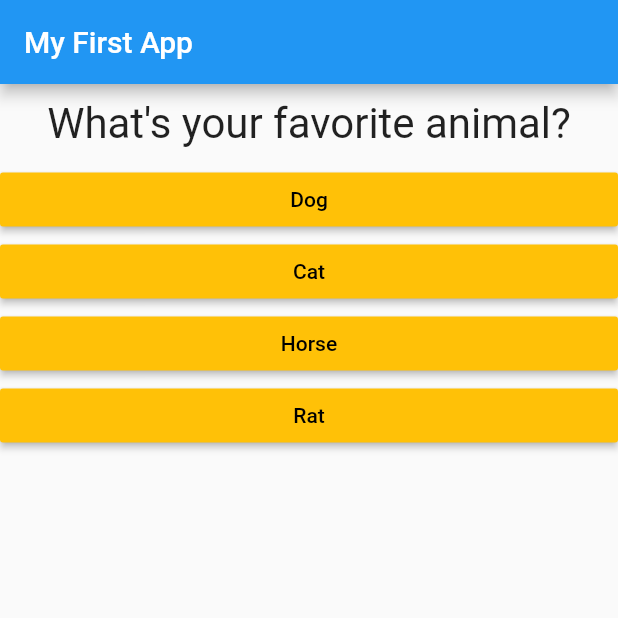
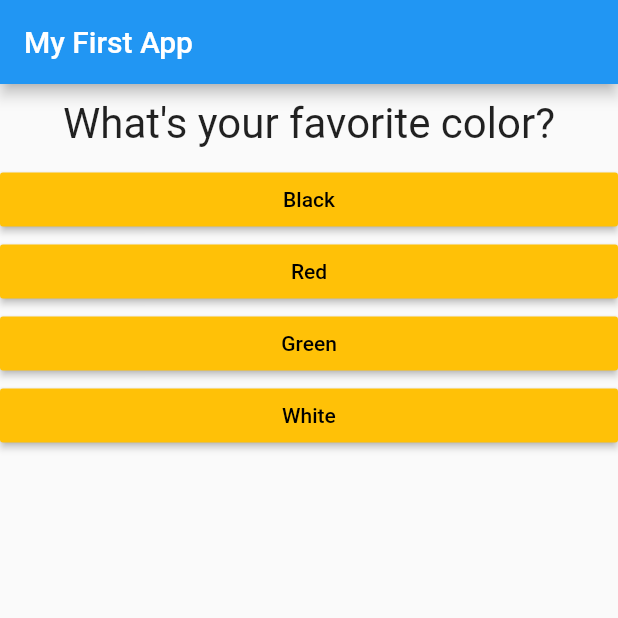
Before and after one commit to nibukdk/Dart-Flutter-Apps, a Flutter app: the screen it shows after launch, on a phone screen of 412 x 824 dp, the top half of it. Run offline on Flutter 3.47's test engine with Material 2 defaults, Android fonts, the phone set to English and light mode, and no system bars.

Commit message:
Refactor, Additional Features

```diff
--- a/lib/main.dart
+++ b/lib/main.dart
@@ -1,7 +1,8 @@
 import 'package:flutter/material.dart';
+import 'package:flutter_complete_guide/result.dart';
 
-import './question.dart';
-import './answer.dart';
+import './quiz.dart';
+import './result.dart';
 
 void main() => runApp(MyApp());
 
@@ -13,47 +14,66 @@ class MyApp extends StatefulWidget {
 }
 
 class _MyAppState extends State<MyApp> {
+  final _questions = const [
+    {
+      'questionText': 'What\'s your favorite color?',
+      'answers': [
+        {'text': 'Black', 'score': 10},
+        {'text': 'Red', 'score': 5},
+        {'text': 'Green', 'score': 3},
+        {'text': 'White', 'score': 1},
+      ],
+    },
+    {
+      'questionText': 'What\'s your favorite animal?',
+      'answers': [
+        {'text': 'Rabbit', 'score': 3},
+        {'text': 'Snake', 'score': 11},
+        {'text': 'Elephant', 'score': 5},
+        {'text': 'Lion', 'score': 9},
+      ],
+    },
+    {
+      'questionText': 'Who\'s your favorite instructor?',
+      'answers': [
+        {'text': 'Max', 'score': 1},
+        {'text': 'Max', 'score': 1},
+        {'text': 'Max', 'score': 1},
+        {'text': 'Max', 'score': 1},
+      ],
+    },
+  ];
   var _questionIndex = 0;
+  var _totalScore = 0;
 
-  void _answerQuestion() {
-    if (_questionIndex >= 2) {
+  void _resetQuiz() {
+    setState(() {
       _questionIndex = 0;
-    }
+      _totalScore = 0;
+    });
+  }
+
+  void _answerQuestion(int score) {
+    _totalScore += score;
     setState(() => _questionIndex += 1);
     print(_questionIndex);
   }
 
   @override
   Widget build(BuildContext context) {
-    const questions = [
-      {
-        'question': "What's your favorite animal?",
-        'answers': ['Dog', 'Cat', 'Horse', 'Rat']
-      },
-      {
-        'question': "What's your favorite color?",
-        'answers': ['Black', 'White', 'Green', 'Red']
-      },
-      {
-        'question': "What's your favorite country?",
-        'answers': ['Finland', 'Nepal', 'Austrailia', 'Canada']
-      }
-    ];
     return MaterialApp(
       home: Scaffold(
         appBar: AppBar(
           title: Text("My First App"),
         ),
-        body: Column(
-          children: [
-            Question(
-              questions[_questionIndex]['question'] as String,
-            ),
-            ...(questions[_questionIndex]['answers'] as List<String>)
-                .map((answer) => Answer(_answerQuestion, answer))
-                .toList()
-          ],
-        ),
+        body: _questionIndex < _questions.length
+            //Using ternary operator
+            ? Quiz(
+                answerQuestion: _answerQuestion,
+                questions: _questions,
+                questionIndex: _questionIndex,
+              )
+            : Result(_totalScore, _resetQuiz),
       ),
     );
   }
--- /dev/null
+++ b/lib/quiz.dart
@@ -0,0 +1,30 @@
+import 'package:flutter/material.dart';
+import './question.dart';
+import './answer.dart';
+
+class Quiz extends StatelessWidget {
+  final Function answerQuestion;
+  final List<Map<String, Object>> questions;
+  final int questionIndex;
+
+  Quiz({
+    required this.answerQuestion,
+    required this.questions,
+    required this.questionIndex,
+  });
+
+  @override
+  Widget build(BuildContext context) {
+    return Column(
+      children: [
+        Question(
+          questions[questionIndex]['questionText'] as String,
+        ),
+        ...(questions[questionIndex]['answers'] as List<Map<String, Object>>)
+            .map((answer) => Answer(() => answerQuestion(answer['score']),
+                answer['text'] as String))
+            .toList()
+      ],
+    );
+  }
+}
```
Also changed, not shown: lib/result.dart (added, +43 -0 lines).
